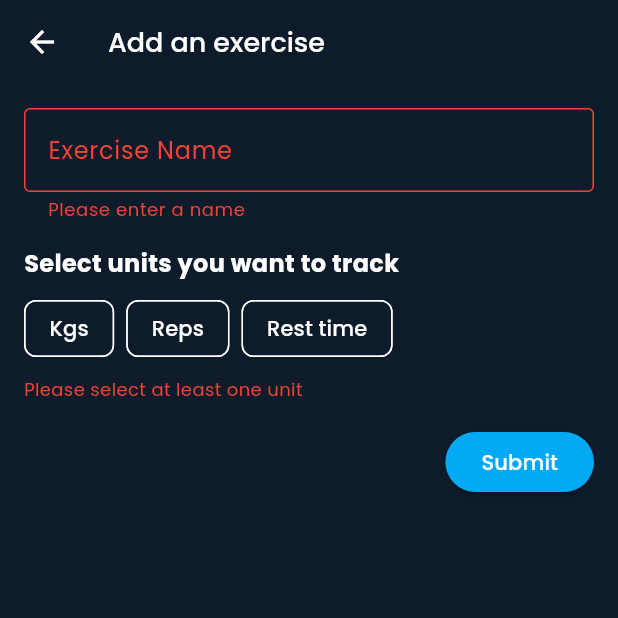
After one commit to JacquesGarre/OverloadApp, a Flutter app: the AddExercisePage screen opened directly, after a tap on "Submit", on a phone screen of 412 x 824 dp, the top half of it. The commit adds this screen. Run offline on Flutter 3.47's test engine with Material 3 defaults, Android fonts, the phone set to English and light mode, and no system bars; our stand-ins replace logger.

Commit message:
add exercise form

```diff
--- /dev/null
+++ b/lib/application/exercise/add_exercise_command/add_exercise_command.dart
@@ -0,0 +1,6 @@
+class AddExerciseCommand {
+  final String name;
+  final List<String> units;
+
+  AddExerciseCommand({required this.name, required this.units});
+}
--- a/lib/domain/exercise/exercise.dart
+++ b/lib/domain/exercise/exercise.dart
@@ -1,14 +1,18 @@
+import 'package:overload/domain/exercise/id.dart';
 import 'package:overload/domain/exercise/name.dart';
 import 'package:overload/domain/exercise/units.dart';
 
 class Exercise {
+
+  final Id id;
   final Name name;
   final Units units;
 
-  Exercise._({required this.name, required this.units});
+  Exercise._({required this.id, required this.name, required this.units});
 
-  static Exercise fromNameAndUnit(Name name, Units units) {
+  static Exercise create(Name name, Units units) {
     return Exercise._(
+      id: Id.create(),
       name: name,
       units: units,
     );
--- a/lib/domain/exercise/unit.dart
+++ b/lib/domain/exercise/unit.dart
@@ -8,4 +8,12 @@ class Unit {
 
   const Unit._(this.value);
 
+  static List<Unit> all() {
+    return [
+      Unit.kgs,
+      Unit.reps,
+      Unit.restTime
+    ];
+  }
+
 }
--- a/lib/domain/exercise/units.dart
+++ b/lib/domain/exercise/units.dart
@@ -8,4 +8,17 @@ class Units {
   static Units fromUnitList(List<Unit> value) {
     return Units._(value: value);
   }
+
+  List<String> toStringList() {
+    List<String> strings = [];
+    for(Unit unit in value) {
+      strings.add(unit.value);
+    }
+    return strings;
+  }
+
+  static Units all() {
+    return Units._(value: Unit.all());
+  }
+
 }
--- a/lib/infrastructure/layout/navigation_page.dart
+++ b/lib/infrastructure/layout/app_page.dart
@@ -1,9 +1,10 @@
 import 'package:flutter/material.dart';
 
-class NavigationPage {
+class AppPage {
+
   final String title;
   final Widget page;
   final IconData icon;
 
-  NavigationPage({required this.title, required this.page, required this.icon});
+  AppPage({required this.title, required this.page, required this.icon});
 }
--- /dev/null
+++ b/lib/infrastructure/pages/exercise/add_exercise_page.dart
@@ -0,0 +1,35 @@
+import 'package:flutter/material.dart';
+import 'package:logger/logger.dart';
+import 'package:overload/application/exercise/add_exercise_command/add_exercise_command.dart';
+import 'package:overload/infrastructure/widgets/exercise/exercise_form_widget.dart';
+import 'package:overload/infrastructure/widgets/layout/app_bar_widget.dart';
+
+class AddExercisePage extends StatefulWidget {
+  const AddExercisePage({super.key});
+
+  static const String title = 'Add an exercise';
+
+  @override
+  State<AddExercisePage> createState() => _AddExercisePageState();
+}
+
+class _AddExercisePageState extends State<AddExercisePage> {
+  void _handleFormSubmit(Map<String, dynamic> formData) {
+    AddExerciseCommand command = AddExerciseCommand(
+      name: formData["name"],
+      units: formData["units"],
+    );
+    Logger().i(command);
+    //Navigator.pop(context, formData);
+  }
+
+  @override
+  Widget build(BuildContext context) {
+    return Scaffold(
+      appBar: const AppBarWidget(title: AddExercisePage.title),
+      body: ExerciseFormWidget(
+        onSubmit: _handleFormSubmit,
+      ),
+    );
+  }
+}
--- /dev/null
+++ b/lib/infrastructure/pages/exercise/exercises_page.dart
@@ -0,0 +1,83 @@
+import 'package:flutter/material.dart';
+import 'package:overload/domain/exercise/exercise.dart';
+import 'package:overload/domain/exercise/name.dart';
+import 'package:overload/domain/exercise/unit.dart';
+import 'package:overload/domain/exercise/units.dart';
+import 'package:overload/infrastructure/pages/exercise/add_exercise_page.dart';
+import 'package:overload/infrastructure/widgets/exercise/exercise_card_widget.dart';
+
+class ExercisesPage extends StatefulWidget {
+  const ExercisesPage({super.key});
+
+  static const String title = 'Exercises';
+
+  @override
+  State<ExercisesPage> createState() => _ExercisesPageState();
+}
+
+class _ExercisesPageState extends State<ExercisesPage> {
+
+  final List<Exercise> _exercises = [
+    Exercise.create(
+      Name.fromString("Chest press"),
+      Units.fromUnitList([
+        Unit.reps,
+        Unit.kgs,
+        Unit.restTime,
+      ]),
+    ),
+    Exercise.create(
+      Name.fromString("Shoulder press"),
+      Units.fromUnitList([
+        Unit.reps,
+        Unit.kgs,
+        Unit.restTime,
+      ]),
+    ),
+  ];
+
+  void _addExercise(Exercise newExercise) {
+    setState(() {
+      _exercises.add(newExercise);
+    });
+  }
+
+  Future<void> _navigateToAddExercisePage() async {
+    final newExercise = await Navigator.push<Exercise>(
+      context,
+      MaterialPageRoute(
+        builder: (context) => const AddExercisePage(),
+      ),
+    );
+    if (newExercise != null) {
+      _addExercise(newExercise);
+    }
+  }
+
+  @override
+  Widget build(BuildContext context) {
+    return Stack(
+      children: [
+        Padding(
+          padding: const EdgeInsets.all(12.0),
+          child: ListView.separated(
+            itemCount: _exercises.length,
+            itemBuilder: (context, index) {
+              return ExerciseCardWidget(exercise: _exercises[index]);
+            },
+            separatorBuilder: (context, index) => const SizedBox(height: 8),
+          ),
+        ),
+        Positioned(
+          bottom: 16,
+          right: 16,
+          child: FloatingActionButton(
+            onPressed: _navigateToAddExercisePage,
+            tooltip: 'Add Exercise',
+            child: const Icon(Icons.add),
+          ),
+        ),
+      ],
+    );
+  }
+}
--- a/lib/infrastructure/widgets/exercise/exercise_card.dart
+++ b/lib/infrastructure/widgets/exercise/exercise_card_widget.dart
@@ -2,10 +2,10 @@ import 'package:flutter/material.dart';
 import 'package:overload/domain/exercise/exercise.dart';
 import 'package:overload/infrastructure/theme/app_color_scheme.dart';
 
-class ExerciseCard extends StatelessWidget {
+class ExerciseCardWidget extends StatelessWidget {
   final Exercise exercise;
 
-  const ExerciseCard({super.key, required this.exercise});
+  const ExerciseCardWidget({super.key, required this.exercise});
 
   @override
   Widget build(BuildContext context) {
--- /dev/null
+++ b/lib/infrastructure/widgets/exercise/exercise_form_widget.dart
@@ -0,0 +1,145 @@
+import 'package:flutter/material.dart';
+import 'package:overload/domain/exercise/exercise.dart';
+import 'package:overload/domain/exercise/units.dart';
+import 'package:overload/infrastructure/theme/app_color_scheme.dart';
+
+class ExerciseFormWidget extends StatefulWidget {
+  final Exercise? exercise;
+  final ValueChanged<Map<String, dynamic>> onSubmit;
+
+  const ExerciseFormWidget({
+    super.key,
+    this.exercise,
+    required this.onSubmit,
+  });
+
+  @override
+  State<ExerciseFormWidget> createState() => _ExerciseFormWidgetState();
+}
+
+class _ExerciseFormWidgetState extends State<ExerciseFormWidget> {
+  final _formKey = GlobalKey<FormState>();
+  final _nameController = TextEditingController();
+  List<String> _selectedUnits = [];
+  final List<String> _availableUnits = Units.all().toStringList();
+  String? _unitError;
+
+  @override
+  void initState() {
+    super.initState();
+    _nameController.text =
+        widget.exercise != null ? widget.exercise!.name.value : '';
+    _selectedUnits =
+        widget.exercise != null ? widget.exercise!.units.toStringList() : [];
+  }
+
+  @override
+  void dispose() {
+    _nameController.dispose();
+    super.dispose();
+  }
+
+  void _toggleUnit(String unit) {
+    setState(() {
+      if (_selectedUnits.contains(unit)) {
+        _selectedUnits.remove(unit);
+      } else {
+        _selectedUnits.add(unit);
+      }
+      _unitError = null;
+    });
+  }
+
+  void _submitForm() {
+    final isFormValid = _formKey.currentState!.validate();
+    final isUnitsValid = _selectedUnits.isNotEmpty;
+
+    if (!isUnitsValid) {
+      setState(() {
+        _unitError = 'Please select at least one unit';
+      });
+    }
+
+    if (isFormValid && isUnitsValid) {
+      widget.onSubmit({
+        'name': _nameController.text,
+        'units': _selectedUnits,
+      });
+    }
+  }
+
+  @override
+  Widget build(BuildContext context) {
+    return Form(
+      key: _formKey,
+      child: Padding(
+        padding: const EdgeInsets.all(16.0),
+        child: Column(
+          crossAxisAlignment: CrossAxisAlignment.start,
+          children: [
+            TextFormField(
+              controller: _nameController,
+              decoration: const InputDecoration(
+                labelText: 'Exercise Name',
+                border: OutlineInputBorder(),
+              ),
+              validator: (value) {
+                if (value == null || value.isEmpty) {
+                  return 'Please enter a name';
+                }
+                return null;
+              },
+            ),
+            const SizedBox(height: 16),
+            const Text(
+              'Select units you want to track',
+              style: TextStyle(fontSize: 16, fontWeight: FontWeight.bold),
+            ),
+            const SizedBox(height: 8),
+            Wrap(
+              spacing: 8.0,
+              runSpacing: 4.0,
+              children: _availableUnits.map((unit) {
+                final isSelected = _selectedUnits.contains(unit);
+                return FilterChip(
+                  label: Text(unit),
+                  selected: isSelected,
+                  onSelected: (_) => _toggleUnit(unit),
+                  selectedColor: Theme.of(context).colorScheme.primary,
+                  checkmarkColor: Colors.white,
+                );
+              }).toList(),
+            ),
+            if (_unitError != null)
+              Padding(
+                padding: const EdgeInsets.only(top: 8.0),
+                child: Text(
+                  _unitError!,
+                  style: TextStyle(
+                    color: AppColorScheme.error,
+                    fontSize: 12,
+                  ),
+                ),
+              ),
+            const SizedBox(height: 16),
+            Align(
+              alignment: Alignment.centerRight,
+              child: ElevatedButton(
+                style: ButtonStyle(
+                  foregroundColor: WidgetStatePropertyAll(
+                    AppColorScheme.onPrimary,
+                  ),
+                  backgroundColor: WidgetStatePropertyAll(
+                    AppColorScheme.primary,
+                  ),
+                ),
+                onPressed: _submitForm,
+                child: const Text('Submit'),
+              ),
+            ),
+          ],
+        ),
+      ),
+    );
+  }
+}
--- a/lib/infrastructure/widgets/layout/bottom_bar_widget.dart
+++ b/lib/infrastructure/widgets/layout/bottom_bar_widget.dart
@@ -1,8 +1,8 @@
 import 'package:flutter/material.dart';
-import 'package:overload/infrastructure/layout/navigation_page.dart';
+import 'package:overload/infrastructure/layout/app_page.dart';
 
 class BottomBarWidget extends StatelessWidget {
-  final List<NavigationPage> pages;
+  final List<AppPage> pages;
   final int currentPageIndex;
   final ValueChanged<int> onPageChanged;
 
```
Also changed, not shown: lib/domain/exercise/id.dart (added, +29 -0 lines), lib/infrastructure/layout/app_layout.dart (+7 -6 lines), lib/infrastructure/pages/exercises_page.dart (deleted, +0 -50 lines), pubspec.yaml (+5 -52 lines), pubspec.lock, 1 other file.
